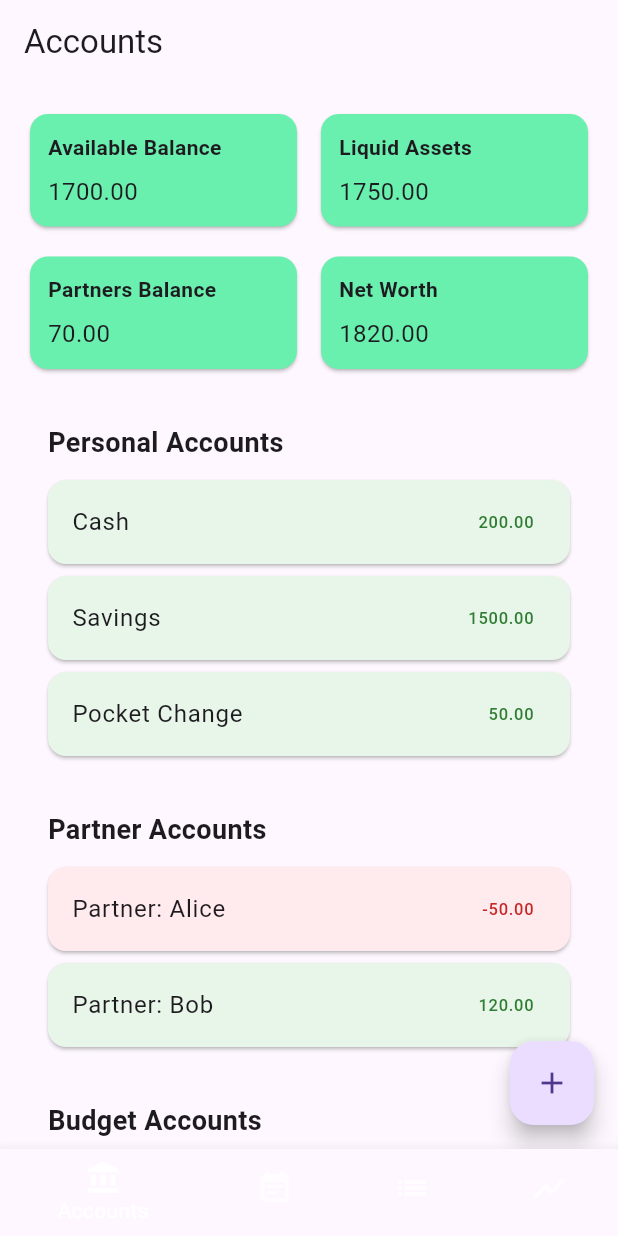
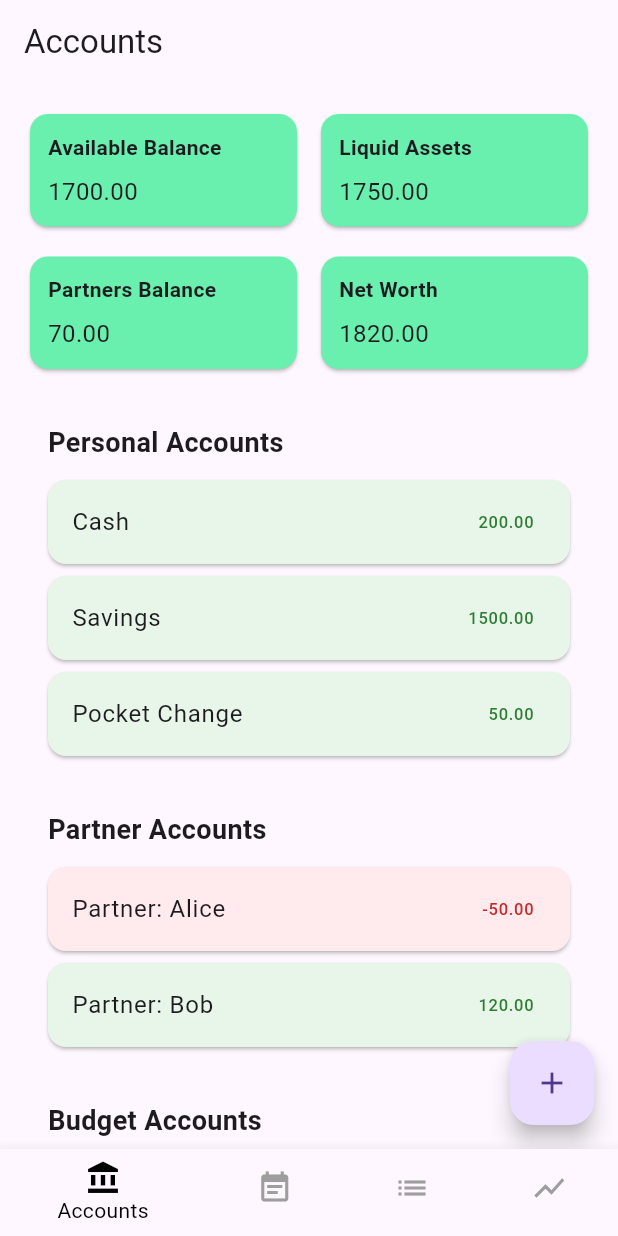
Before and after one commit to vukbundalo/platrare, a Flutter app: the screen it shows after launch, on a phone screen of 412 x 824 dp. Run offline on Flutter 3.47's test engine with Material 3 defaults, Android fonts, the phone set to English and light mode, and no system bars.

Commit message:
Fix bottom navigation colors

```diff
--- a/lib/main.dart
+++ b/lib/main.dart
@@ -120,8 +120,8 @@ class _HomePageState extends State<HomePage> {
       body: _screens[_currentIndex],
       bottomNavigationBar: BottomNavigationBar(
         backgroundColor: Theme.of(context).primaryColor,
-        selectedItemColor: Colors.white,
-        unselectedItemColor: Colors.white70,
+        selectedItemColor: Colors.black,
+        unselectedItemColor: Colors.grey,
         currentIndex: _currentIndex,
         onTap: (i) => setState(() => _currentIndex = i),
         items: [
```
